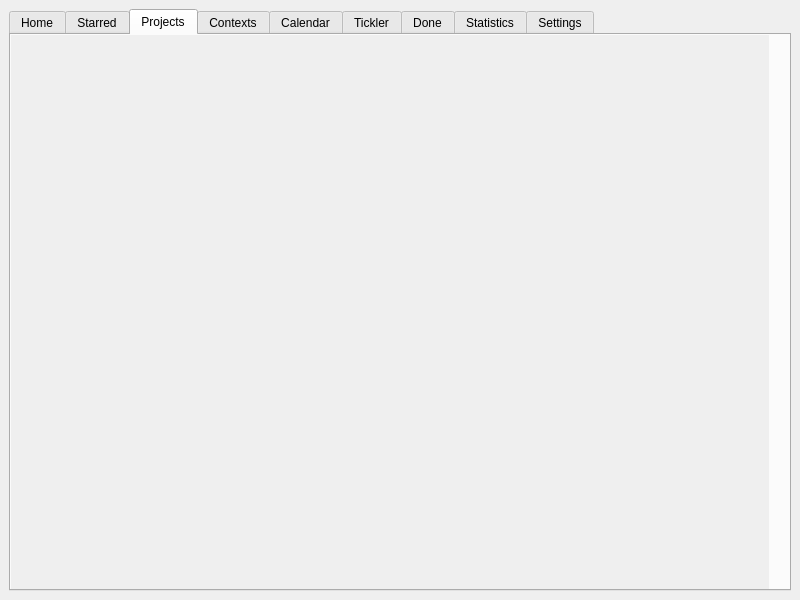
Old version of the form src/tracks.ui in the repository SteveG/tracks-queue.
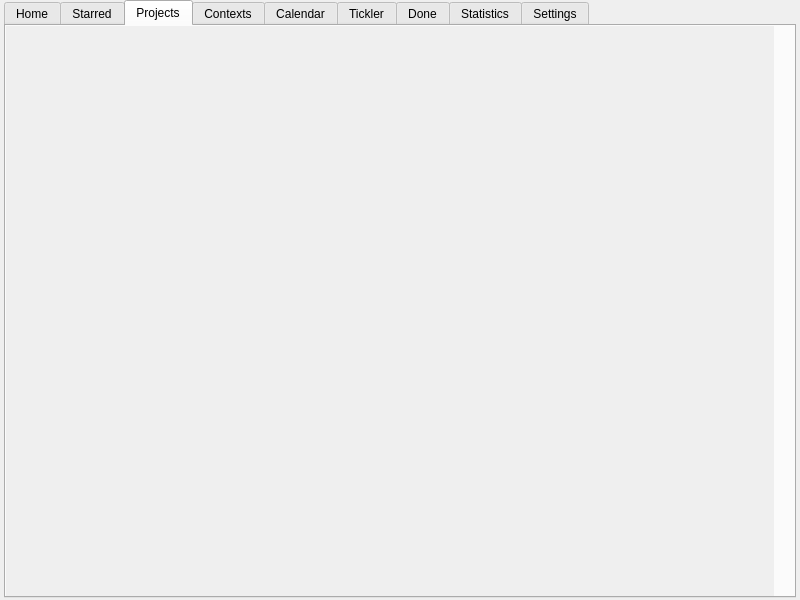
New version of the form. The open tabs and pages were chosen to show the change.

Commit message: tweaks to layout spacings

Patch:
```diff
--- a/src/tracks.ui
+++ b/src/tracks.ui
@@ -15,8 +15,26 @@
   </property>
   <widget class="QWidget" name="centralwidget">
    <layout class="QHBoxLayout" name="horizontalLayout">
+    <property name="spacing">
+     <number>0</number>
+    </property>
+    <property name="leftMargin">
+     <number>4</number>
+    </property>
+    <property name="topMargin">
+     <number>0</number>
+    </property>
+    <property name="rightMargin">
+     <number>4</number>
+    </property>
+    <property name="bottomMargin">
+     <number>2</number>
+    </property>
     <item>
      <widget class="QTabWidget" name="tabWidget">
+      <property name="tabShape">
+       <enum>QTabWidget::Rounded</enum>
+      </property>
       <property name="currentIndex">
        <number>0</number>
       </property>
@@ -187,11 +205,18 @@
                 <rect>
                  <x>0</x>
                  <y>0</y>
-                 <width>758</width>
-                 <height>553</height>
+                 <width>768</width>
+                 <height>569</height>
                 </rect>
                </property>
-               <layout class="QVBoxLayout" name="projects_mainpane_layout"/>
+               <layout class="QVBoxLayout" name="projects_mainpane_layout">
+                <property name="spacing">
+                 <number>3</number>
+                </property>
+                <property name="margin">
+                 <number>4</number>
+                </property>
+               </layout>
               </widget>
              </widget>
             </item>
```
Left out of the diff: 50 changed lines with no effect on the pictures. The commit also changes 1 other file.
